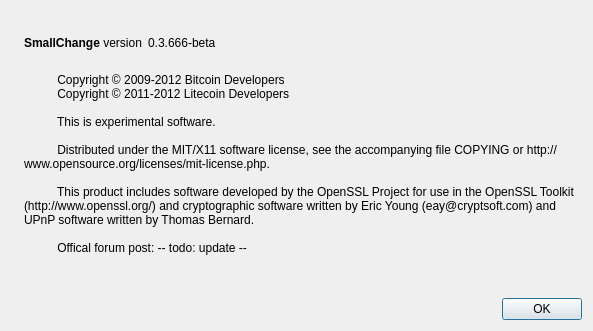
This is src/qt/forms/aboutdialog.ui in pr43unknown/kakacocoin as Qt 5 draws it before an edit. The edited form follows.
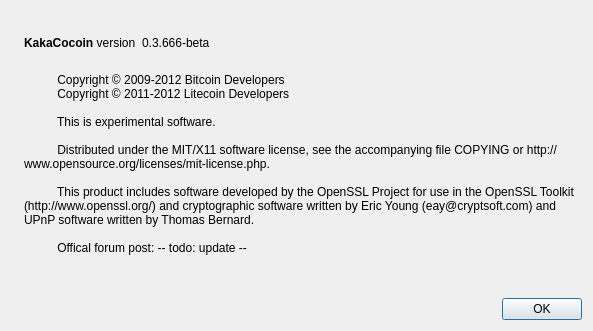
This is the edited form. Icons and pictures are not drawn.

Diff of the .ui file:
```diff
--- a/src/qt/forms/aboutdialog.ui
+++ b/src/qt/forms/aboutdialog.ui
@@ -50,7 +50,7 @@
           <cursorShape>IBeamCursor</cursorShape>
          </property>
          <property name="text">
-          <string>&lt;b&gt;SmallChange&lt;/b&gt; version</string>
+          <string>&lt;b&gt;KakaCocoin&lt;/b&gt; version</string>
          </property>
          <property name="textInteractionFlags">
           <set>Qt::LinksAccessibleByMouse|Qt::TextSelectableByKeyboard|Qt::TextSelectableByMouse</set>
```
Left out of the diff: 2 changed lines with no effect on the pictures.
